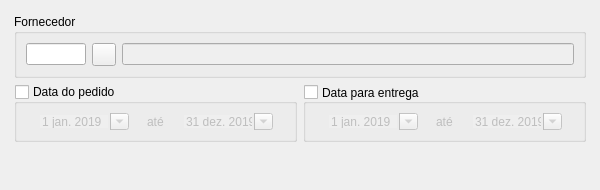
First picture: the form in Resources/UI/Componentes/FiltroPedido.ui, repository Klubas/Projeto-SOAD, before the edit.
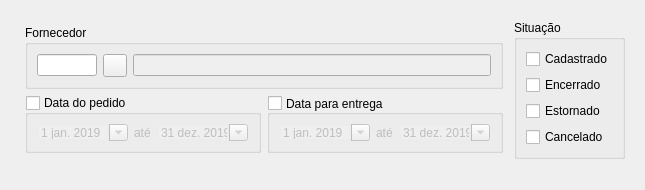
Second picture: the form after the edit.

Commit message: - Filtro por situação - Cabecalho de relatórios - Relatorio com valor alinhado a direita

```diff
--- a/Resources/UI/Componentes/FiltroPedido.ui
+++ b/Resources/UI/Componentes/FiltroPedido.ui
@@ -6,7 +6,7 @@
    <rect>
     <x>0</x>
     <y>0</y>
-    <width>600</width>
+    <width>645</width>
     <height>190</height>
    </rect>
   </property>
@@ -30,7 +30,7 @@
   </property>
   <property name="sizeIncrement">
    <size>
-    <width>100</width>
+    <width>150</width>
     <height>50</height>
    </size>
   </property>
@@ -43,23 +43,8 @@
   <property name="sizeGripEnabled">
    <bool>false</bool>
   </property>
-  <layout class="QGridLayout" name="gridLayout">
-   <property name="leftMargin">
-    <number>0</number>
-   </property>
-   <property name="topMargin">
-    <number>0</number>
-   </property>
-   <property name="rightMargin">
-    <number>0</number>
-   </property>
-   <property name="bottomMargin">
-    <number>0</number>
-   </property>
-   <property name="spacing">
-    <number>6</number>
-   </property>
-   <item row="0" column="0">
+  <layout class="QHBoxLayout" name="horizontalLayout_3">
+   <item>
     <widget class="QFrame" name="frame">
      <property name="sizePolicy">
       <sizepolicy hsizetype="Expanding" vsizetype="Expanding">
@@ -110,6 +95,19 @@
          <property name="leftMargin">
           <number>9</number>
          </property>
+         <item row="1" column="0">
+          <spacer name="verticalSpacer">
+           <property name="orientation">
+            <enum>Qt::Vertical</enum>
+           </property>
+           <property name="sizeHint" stdset="0">
+            <size>
+             <width>20</width>
+             <height>40</height>
+            </size>
+           </property>
+          </spacer>
+         </item>
          <item row="0" column="0">
           <widget class="QFrame" name="frame_3">
            <property name="sizePolicy">
@@ -426,18 +424,51 @@
            </layout>
           </widget>
          </item>
-         <item row="1" column="0">
-          <spacer name="verticalSpacer">
-           <property name="orientation">
-            <enum>Qt::Vertical</enum>
+         <item row="0" column="1">
+          <widget class="QGroupBox" name="groupBox_situacao">
+           <property name="sizePolicy">
+            <sizepolicy hsizetype="Preferred" vsizetype="Preferred">
+             <horstretch>0</horstretch>
+             <verstretch>0</verstretch>
+            </sizepolicy>
            </property>
-           <property name="sizeHint" stdset="0">
-            <size>
-             <width>20</width>
-             <height>40</height>
-            </size>
+           <property name="title">
+            <string>Situação</string>
            </property>
-          </spacer>
+           <layout class="QVBoxLayout" name="verticalLayout_2">
+            <item>
+             <widget class="QCheckBox" name="checkBox_cadastrado">
+              <property name="text">
+               <string>Cadastrado</string>
+              </property>
+             </widget>
+            </item>
+            <item>
+             <widget class="QCheckBox" name="checkBox_encerrado">
+              <property name="enabled">
+               <bool>true</bool>
+              </property>
+              <property name="text">
+               <string>Encerrado</string>
+              </property>
+             </widget>
+            </item>
+            <item>
+             <widget class="QCheckBox" name="checkBox_estornado">
+              <property name="text">
+               <string>Estornado</string>
+              </property>
+             </widget>
+            </item>
+            <item>
+             <widget class="QCheckBox" name="checkBox_cancelado">
+              <property name="text">
+               <string>Cancelado</string>
+              </property>
+             </widget>
+            </item>
+           </layout>
+          </widget>
          </item>
         </layout>
        </widget>
```
The commit also changes 35 other files.
